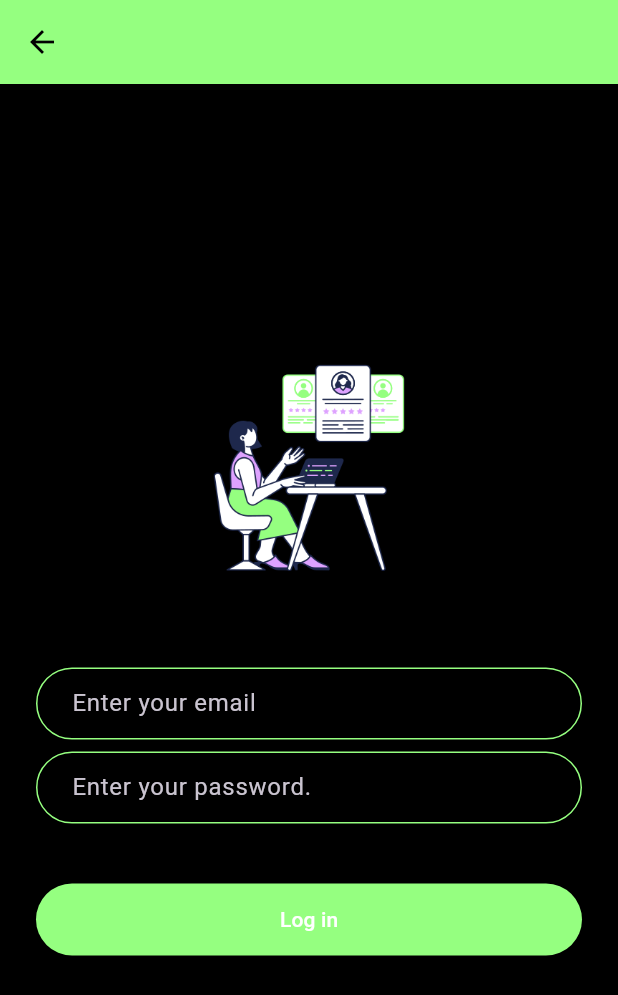
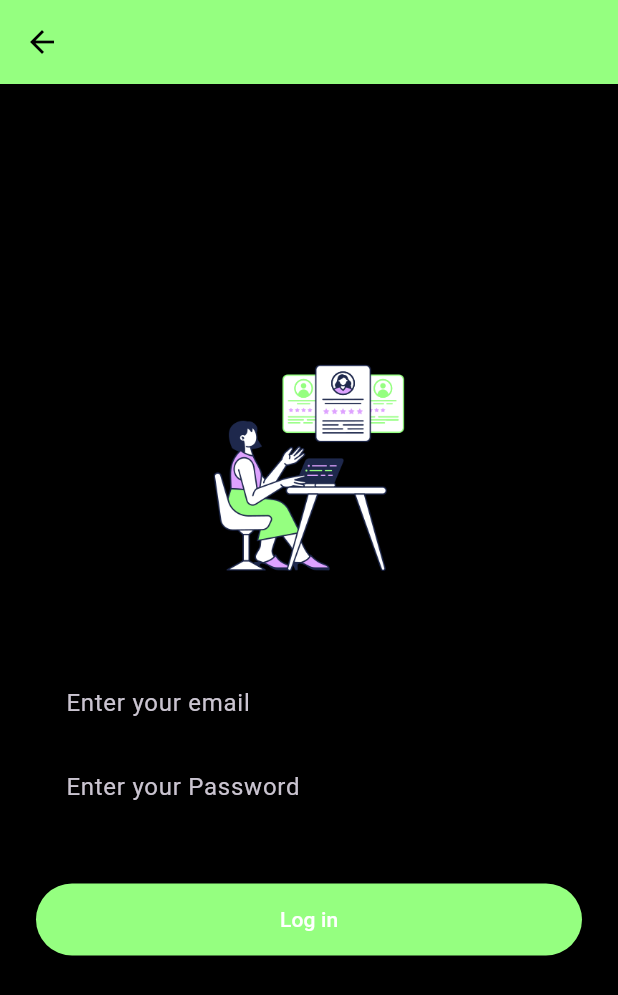
Before and after one commit to Abhishekraina7/chitchat, a Flutter app: the screen it shows after launch, after a tap on "Log in", on a phone screen of 412 x 824 dp. Shown: the top 995 px of the screen. Run offline on Flutter 3.47's test engine with Material 3 defaults, Android fonts, the phone set to English and light mode, and no system bars; our stand-ins replace animated_text_kit.

Commit message:
Modulirized the new Decorations of text field and made a new constant for acessing it across screens.

```diff
--- a/lib/screens/login_screen.dart
+++ b/lib/screens/login_screen.dart
@@ -46,24 +46,7 @@ class LoginScreenState extends State<LoginScreen> {
               onChanged: (value) {
                 //Do something with the user input.
               },
-              decoration: const InputDecoration(
-                hintText: 'Enter your email',
-                contentPadding:
-                    EdgeInsets.symmetric(vertical: 10.0, horizontal: 20.0),
-                border: OutlineInputBorder(
-                  borderRadius: BorderRadius.all(Radius.circular(32.0)),
-                ),
-                enabledBorder: OutlineInputBorder(
-                  borderSide:
-                      BorderSide(color: Color(0xFF95FF80), width: 1.0),
-                  borderRadius: BorderRadius.all(Radius.circular(32.0)),
-                ),
-                focusedBorder: OutlineInputBorder(
-                  borderSide:
-                      BorderSide(color: Color(0xFF95FF80), width: 2.0),
-                  borderRadius: BorderRadius.all(Radius.circular(32.0)),
-                ),
-              ),
+              decoration: kMessageTextFieldDecoration.copyWith(hintText: 'Enter your email'),
             ),
             const SizedBox(
               height: 8.0,
@@ -72,24 +55,7 @@ class LoginScreenState extends State<LoginScreen> {
               onChanged: (value) {
                 //Do something with the user input.
               },
-              decoration: const InputDecoration(
-                hintText: 'Enter your password.',
-                contentPadding:
-                    EdgeInsets.symmetric(vertical: 10.0, horizontal: 20.0),
-                border: OutlineInputBorder(
-                  borderRadius: BorderRadius.all(Radius.circular(32.0)),
-                ),
-                enabledBorder: OutlineInputBorder(
-                  borderSide:
-                      BorderSide(color: Color(0xFF95FF80), width: 1.0),
-                  borderRadius: BorderRadius.all(Radius.circular(32.0)),
-                ),
-                focusedBorder: OutlineInputBorder(
-                  borderSide:
-                      BorderSide(color: Color(0xFF95FF80), width: 2.0),
-                  borderRadius: BorderRadius.all(Radius.circular(32.0)),
-                ),
-              ),
+              decoration: kMessageTextFieldDecoration.copyWith(hintText: 'Enter your Password'),
             ),
             const SizedBox(
               height: 24.0,
```
